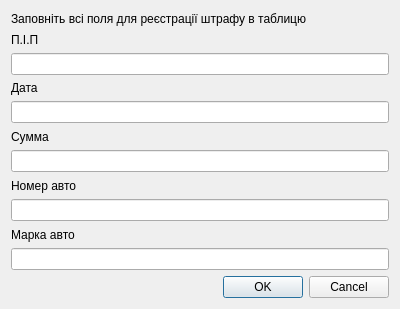
Above: dialogAdder.ui from HanSaloo/Kursach2.0 before the change. Below: the same form after it.
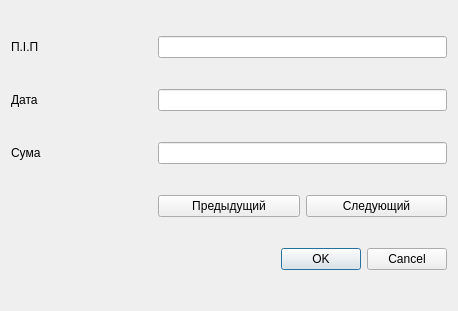
That is the form after the change.

```diff
--- a/dialogAdder.ui
+++ b/dialogAdder.ui
@@ -6,76 +6,42 @@
    <rect>
     <x>0</x>
     <y>0</y>
-    <width>400</width>
-    <height>309</height>
+    <width>458</width>
+    <height>311</height>
    </rect>
   </property>
   <property name="windowTitle">
    <string>Dialog</string>
   </property>
-  <layout class="QVBoxLayout" name="verticalLayout">
-   <item>
-    <widget class="QLabel" name="label_6">
-     <property name="text">
-      <string>Заповніть всі поля для реєстрації штрафу в таблицю</string>
-     </property>
-    </widget>
-   </item>
-   <item>
+  <layout class="QGridLayout" name="gridLayout">
+   <item row="0" column="0">
     <widget class="QLabel" name="label">
      <property name="text">
       <string>П.І.П</string>
      </property>
     </widget>
    </item>
-   <item>
-    <widget class="QLineEdit" name="lineEdit">
-     <property name="text">
-      <string/>
-     </property>
-    </widget>
-   </item>
-   <item>
+   <item row="1" column="0">
     <widget class="QLabel" name="label_2">
      <property name="text">
       <string>Дата</string>
      </property>
     </widget>
    </item>
-   <item>
-    <widget class="QLineEdit" name="lineEdit_2"/>
-   </item>
-   <item>
+   <item row="2" column="0">
     <widget class="QLabel" name="label_3">
      <property name="text">
-      <string>Сумма</string>
+      <string>Сума</string>
      </property>
     </widget>
    </item>
-   <item>
-    <widget class="QLineEdit" name="lineEdit_3"/>
+   <item row="0" column="1" colspan="2">
+    <widget class="QLineEdit" name="NamesLineEdit"/>
    </item>
-   <item>
-    <widget class="QLabel" name="label_4">
-     <property name="text">
-      <string>Номер авто</string>
-     </property>
-    </widget>
+   <item row="2" column="1" colspan="2">
+    <widget class="QLineEdit" name="SumLineEdit"/>
    </item>
-   <item>
-    <widget class="QLineEdit" name="lineEdit_4"/>
-   </item>
-   <item>
-    <widget class="QLabel" name="label_5">
-     <property name="text">
-      <string>Марка авто</string>
-     </property>
-    </widget>
-   </item>
-   <item>
-    <widget class="QLineEdit" name="lineEdit_5"/>
-   </item>
-   <item>
+   <item row="4" column="0" colspan="3">
     <widget class="QDialogButtonBox" name="buttonBox">
      <property name="orientation">
       <enum>Qt::Horizontal</enum>
@@ -85,6 +51,23 @@
      </property>
     </widget>
    </item>
+   <item row="1" column="1" colspan="2">
+    <widget class="QLineEdit" name="IPAddressLineEdit"/>
+   </item>
+   <item row="3" column="1">
+    <widget class="QPushButton" name="previousButton">
+     <property name="text">
+      <string>Предыдущий</string>
+     </property>
+    </widget>
+   </item>
+   <item row="3" column="2">
+    <widget class="QPushButton" name="nextButton">
+     <property name="text">
+      <string>Следующий</string>
+     </property>
+    </widget>
+   </item>
   </layout>
  </widget>
  <resources/>
```
Left out of the diff: 16 changed lines with no effect on the pictures.
